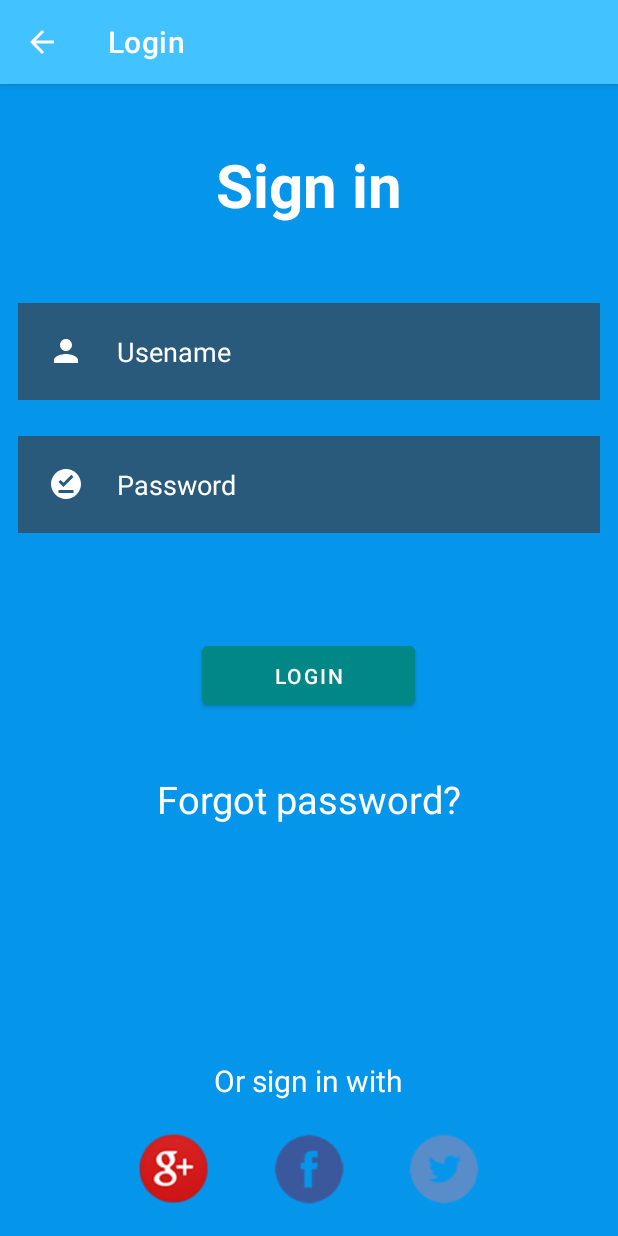
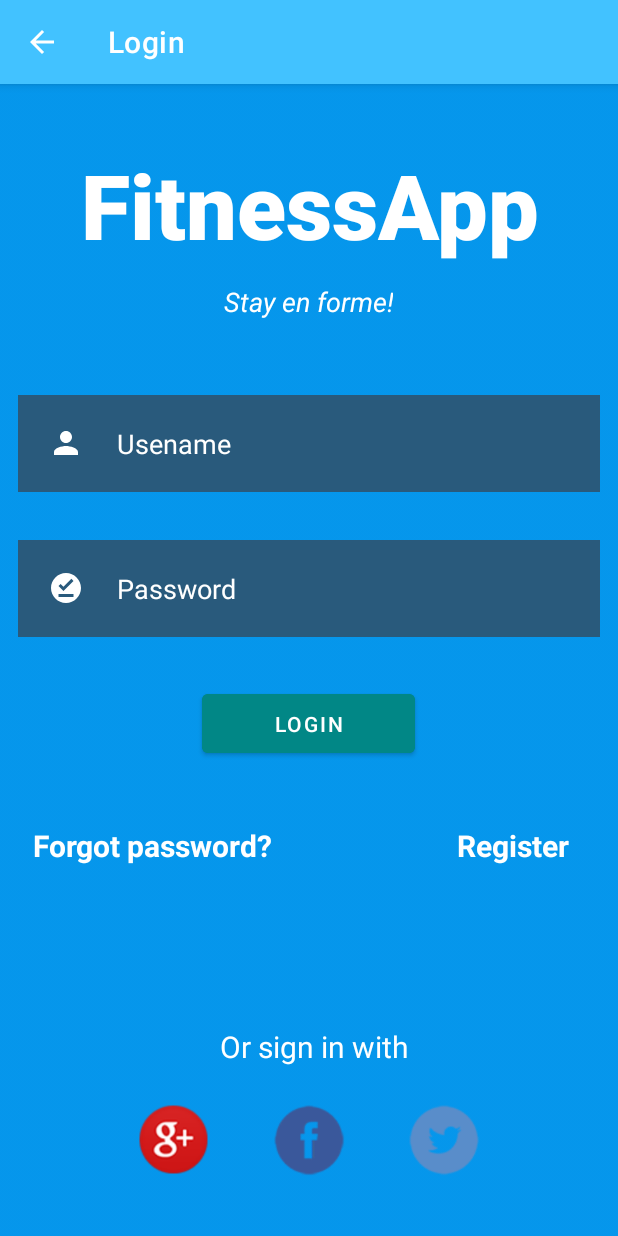
Before and after one commit to vulture990/AndroidProject, an Android app: the LoginActivity screen opened directly, with no data from a screen before it, on a phone screen of 412 x 824 dp. Run offline under Robolectric (Android 15) with nearby library versions, the phone set to English and light mode, and no system bars; our stand-ins replace Firebase (no records; nobody signed in at launch, a user with empty details on screens opened directly).

Commit message:
Adding the registration function and linking the project to firebase database

```diff
--- a/AndroidProject/app/build.gradle
+++ b/AndroidProject/app/build.gradle
@@ -1,5 +1,6 @@
 plugins {
     id 'com.android.application'
+    id 'com.google.gms.google-services'
 }
 
 android {
@@ -32,6 +33,8 @@ dependencies {
     implementation 'androidx.appcompat:appcompat:1.4.1'
     implementation 'com.google.android.material:material:1.5.0'
     implementation 'androidx.constraintlayout:constraintlayout:2.1.3'
+    implementation 'com.google.firebase:firebase-auth:21.0.5'
+    implementation 'com.google.firebase:firebase-database:20.0.5'
     testImplementation 'junit:junit:4.13.2'
     androidTestImplementation 'androidx.test.ext:junit:1.1.3'
     androidTestImplementation 'androidx.test.espresso:espresso-core:3.4.0'
--- a/AndroidProject/app/src/main/java/com/zarkaoui/androidproject/LoginActivity.java
+++ b/AndroidProject/app/src/main/java/com/zarkaoui/androidproject/LoginActivity.java
@@ -1,13 +1,15 @@
 package com.zarkaoui.androidproject;
 
-import androidx.annotation.Nullable;
+import androidx.annotation.NonNull;
 import androidx.appcompat.app.AppCompatActivity;
 
 import android.content.Intent;
 import android.os.Bundle;
+import android.util.Patterns;
 import android.view.View;
-import android.widget.Button;
+import android.widget.EditText;
 import android.widget.ImageView;
+import android.widget.ProgressBar;
 import android.widget.TextView;
 import android.widget.Toast;
 
@@ -16,14 +18,27 @@ import com.google.android.gms.auth.api.signin.GoogleSignInAccount;
 import com.google.android.gms.auth.api.signin.GoogleSignInClient;
 import com.google.android.gms.auth.api.signin.GoogleSignInOptions;
 import com.google.android.gms.common.api.ApiException;
+import com.google.android.gms.tasks.OnCompleteListener;
 import com.google.android.gms.tasks.Task;
 import com.google.android.material.button.MaterialButton;
+import com.google.firebase.auth.AuthResult;
+import com.google.firebase.auth.FirebaseAuth;
+import com.google.firebase.auth.FirebaseUser;
 
-public class LoginActivity extends AppCompatActivity {
+public class LoginActivity extends AppCompatActivity implements View.OnClickListener{
 
     GoogleSignInOptions gso;
     GoogleSignInClient gsc;
     ImageView googleBtn;
+
+    private TextView register;
+
+
+    private MaterialButton loginBtn;
+
+    private ProgressBar progressBar;
+
+
 
     @Override
     protected void onCreate(Bundle savedInstanceState) {
@@ -31,12 +46,18 @@ public class LoginActivity extends AppCompatActivity {
         setContentView(R.layout.activity_login);
 
 
-        TextView username = (TextView) findViewById(R.id.username);
-        TextView password = (TextView) findViewById(R.id.password);
+        //Register :
+        register = (TextView) findViewById(R.id.register);
+        register.setOnClickListener(this);
 
-        MaterialButton loginBtn = findViewById(R.id.loginbtn);
 
-        Intent intent = new Intent(this, UserInformationActivity.class);
+        loginBtn = (MaterialButton) findViewById(R.id.loginBtn);
+        loginBtn.setOnClickListener(this);
+
+
+        progressBar = (ProgressBar) findViewById(R.id.progressBar);
+
+
 
         //Google Sign in :
         gso = new GoogleSignInOptions.Builder(GoogleSignInOptions.DEFAULT_SIGN_IN).requestEmail().build();
@@ -50,18 +71,6 @@ public class LoginActivity extends AppCompatActivity {
             }
         });
 
-        loginBtn.setOnClickListener(new View.OnClickListener() {
-            @Override
-            public void onClick(View view) {
-//                if(username.getText().toString().equals("admin") && password.getText().toString().equals("admin")){
-//                    Toast.makeText(LoginActivity.this, "LOGIN SUCCESSFUL", Toast.LENGTH_SHORT).show();
-//                    startActivity(intent);
-//                } else {
-//                    Toast.makeText(LoginActivity.this, "LOGIN FAILED", Toast.LENGTH_SHORT).show();
-//                }
-                startActivity(intent);
-            }
-        });
     }
 
     public void signIn(){
@@ -88,4 +97,15 @@ public class LoginActivity extends AppCompatActivity {
         Intent intent = new Intent(this, UserInformationActivity.class);
         startActivity(intent);
     }
+
+    @Override
+    public void onClick(View view) {
+        switch (view.getId()) {
+            case R.id.register:
+                startActivity(new Intent(this, RegisterActivity.class));
+                break;
+        }
+    }
+
+
 }
--- a/AndroidProject/app/src/main/java/com/zarkaoui/androidproject/MainActivity.java
+++ b/AndroidProject/app/src/main/java/com/zarkaoui/androidproject/MainActivity.java
@@ -6,6 +6,7 @@ import android.content.Intent;
 import android.os.Bundle;
 import android.view.View;
 import android.widget.Button;
+import android.widget.EditText;
 import android.widget.TextView;
 import android.widget.Toast;
 
--- /dev/null
+++ b/AndroidProject/app/src/main/res/drawable/ic_baseline_email_24.xml
@@ -0,0 +1,5 @@
+<vector android:height="24dp" android:tint="#FFFFFF"
+    android:viewportHeight="24" android:viewportWidth="24"
+    android:width="24dp" xmlns:android="http://schemas.android.com/apk/res/android">
+    <path android:fillColor="@android:color/white" android:pathData="M20,4L4,4c-1.1,0 -1.99,0.9 -1.99,2L2,18c0,1.1 0.9,2 2,2h16c1.1,0 2,-0.9 2,-2L22,6c0,-1.1 -0.9,-2 -2,-2zM20,8l-8,5 -8,-5L4,6l8,5 8,-5v2z"/>
+</vector>
--- /dev/null
+++ b/AndroidProject/app/src/main/res/drawable/ic_baseline_lock_24.xml
@@ -0,0 +1,5 @@
+<vector android:height="24dp" android:tint="#FFFFFF"
+    android:viewportHeight="24" android:viewportWidth="24"
+    android:width="24dp" xmlns:android="http://schemas.android.com/apk/res/android">
+    <path android:fillColor="@android:color/white" android:pathData="M18,8h-1L17,6c0,-2.76 -2.24,-5 -5,-5S7,3.24 7,6v2L6,8c-1.1,0 -2,0.9 -2,2v10c0,1.1 0.9,2 2,2h12c1.1,0 2,-0.9 2,-2L20,10c0,-1.1 -0.9,-2 -2,-2zM12,17c-1.1,0 -2,-0.9 -2,-2s0.9,-2 2,-2 2,0.9 2,2 -0.9,2 -2,2zM15.1,8L8.9,8L8.9,6c0,-1.71 1.39,-3.1 3.1,-3.1 1.71,0 3.1,1.39 3.1,3.1v2z"/>
+</vector>
--- a/AndroidProject/app/src/main/res/layout/activity_login.xml
+++ b/AndroidProject/app/src/main/res/layout/activity_login.xml
@@ -8,26 +8,45 @@
     tools:context=".MainActivity">
 
     <TextView
-        android:id="@+id/signin"
+        android:id="@+id/banner"
         android:layout_width="match_parent"
         android:layout_height="wrap_content"
         android:layout_marginStart="40dp"
         android:layout_marginTop="40dp"
         android:layout_marginEnd="40dp"
-        android:layout_marginBottom="40dp"
+        android:layout_marginBottom="10dp"
         android:gravity="center"
-        android:text="Sign in"
+        android:text="FitnessApp"
+        android:textSize="60sp"
+        android:textAlignment="center"
+        android:textStyle="bold"
+        android:fontFamily="sans-serif-black"
         android:textColor="@color/white"
-        android:textSize="40dp"
-        android:textStyle="bold" />
+         />
+
+    <TextView
+        android:id="@+id/bannerDescription"
+        android:layout_width="wrap_content"
+        android:layout_height="wrap_content"
+        android:layout_below="@+id/banner"
+        android:layout_alignParentEnd="true"
+        android:layout_marginTop="2dp"
+        android:layout_marginEnd="150dp"
+        android:text="Stay en forme!"
+        android:textAlignment="center"
+        android:textColor="@color/white"
+        android:textSize="18sp"
+        android:textStyle="italic"
+        app:layout_constraintLeft_toLeftOf="parent"
+        app:layout_constraintRight_toRightOf="parent" />
 
     <EditText
         android:id="@+id/username"
         android:layout_width="match_parent"
         android:layout_height="wrap_content"
-        android:layout_below="@id/signin"
+        android:layout_below="@id/bannerDescription"
         android:layout_marginStart="12dp"
-        android:layout_marginTop="12dp"
+        android:layout_marginTop="50dp"
         android:layout_marginEnd="12dp"
         android:layout_marginBottom="12dp"
         android:background="#99413232"
@@ -44,7 +63,7 @@
         android:layout_height="wrap_content"
         android:layout_below="@id/username"
         android:layout_marginStart="12dp"
-        android:layout_marginTop="12dp"
+        android:layout_marginTop="20dp"
         android:layout_marginEnd="12dp"
         android:layout_marginBottom="12dp"
         android:background="#99413232"
@@ -57,13 +76,13 @@
         android:textColorHint="@color/white" />
 
     <com.google.android.material.button.MaterialButton
-        android:id="@+id/loginbtn"
+        android:id="@+id/loginBtn"
         android:layout_width="142dp"
         android:layout_height="wrap_content"
         android:layout_below="@id/password"
         android:layout_centerHorizontal="true"
         android:layout_marginStart="22dp"
-        android:layout_marginTop="57dp"
+        android:layout_marginTop="20dp"
         android:layout_marginEnd="22dp"
         android:layout_marginBottom="22dp"
         android:backgroundTint="@color/teal_700"
@@ -71,56 +90,93 @@
         android:text="Login" />
 
     <TextView
-        android:id="@+id/forgetpassword"
-        android:layout_width="wrap_content"
-        android:layout_height="wrap_content"
-        android:layout_below="@id/loginbtn"
-        android:layout_centerHorizontal="true"
+        android:id="@+id/forgotPassword"
+        android:layout_width="207dp"
+        android:layout_height="51dp"
+        android:layout_below="@id/loginBtn"
         android:layout_marginStart="22dp"
-        android:layout_marginTop="17dp"
-        android:layout_marginEnd="22dp"
-        android:layout_marginBottom="22dp"
+        android:layout_marginTop="20dp"
+        android:layout_marginRight="2dp"
+        android:layout_marginBottom="20dp"
         android:text="Forgot password?"
         android:textColor="@color/white"
-        android:textSize="25dp" />
+        android:textSize="20dp"
+        android:textStyle="bold" />
+
+    <TextView
+        android:id="@+id/register"
+        android:layout_width="131dp"
+        android:layout_height="wrap_content"
+        android:layout_below="@+id/loginBtn"
+        android:layout_alignParentStart="true"
+        android:layout_alignParentEnd="true"
+        android:layout_marginStart="276dp"
+        android:layout_marginTop="20dp"
+        android:layout_marginEnd="4dp"
+        android:layout_marginBottom="20dp"
+        android:gravity="center"
+        android:text="Register"
+        android:textColor="@color/white"
+        android:textSize="20dp"
+        android:textStyle="bold"
+        app:layout_constraintTop_toBottomOf="@id/forgotPassword" />
+
 
     <TextView
         android:id="@+id/sociallogin"
         android:layout_width="wrap_content"
-        android:layout_height="wrap_content"
+        android:layout_height="40dp"
         android:layout_above="@id/socials"
-        android:layout_centerHorizontal="true"
+        android:layout_alignParentStart="true"
+        android:layout_alignParentEnd="true"
+        android:layout_marginStart="130dp"
+        android:layout_marginEnd="123dp"
+        android:layout_marginBottom="-9dp"
         android:text="Or sign in with"
+        android:textAlignment="center"
         android:textColor="@color/white"
-        android:textSize="20dp"/>
+        android:textSize="20dp" />
+
     <LinearLayout
+        android:id="@+id/socials"
         android:layout_width="match_parent"
         android:layout_height="wrap_content"
-        android:id="@+id/socials"
         android:layout_alignParentBottom="true"
+        android:layout_marginBottom="19dp"
         android:gravity="center">
 
         <ImageView
+            android:id="@+id/googleBtn"
             android:layout_width="50dp"
             android:layout_height="50dp"
-            android:id="@+id/googleBtn"
             android:layout_margin="20dp"
-            android:src="@drawable/googleplus_icon"
-            />
+            android:src="@drawable/googleplus_icon" />
 
         <ImageView
             android:layout_width="50dp"
             android:layout_height="50dp"
             android:layout_margin="20dp"
-            android:src="@drawable/facebook_icon"
-            />
+            android:src="@drawable/facebook_icon" />
 
         <ImageView
             android:layout_width="50dp"
             android:layout_height="50dp"
             android:layout_margin="20dp"
-            android:src="@drawable/twitter_icon"
-            />
+            android:src="@drawable/twitter_icon" />
 
     </LinearLayout>
+
+    <ProgressBar
+        android:id="@+id/progressBar"
+        android:layout_width="wrap_content"
+        android:layout_height="wrap_content"
+        style="?android:attr/progressBarStyleLarge"
+        android:layout_centerInParent="true"
+        android:visibility="gone"
+        tools:ignore="MissingConstraints"
+        app:layout_constraintTop_toTopOf="parent"
+        app:layout_constraintBottom_toBottomOf="parent"
+        app:layout_constraintLeft_toLeftOf="parent"
+        app:layout_constraintRight_toRightOf="parent"
+        />
 </RelativeLayout>
--- a/AndroidProject/build.gradle
+++ b/AndroidProject/build.gradle
@@ -1,4 +1,8 @@
-// Top-level build file where you can add configuration options common to all sub-projects/modules.
+buildscript {
+    dependencies {
+        classpath 'com.google.gms:google-services:4.3.10'
+    }
+}// Top-level build file where you can add configuration options common to all sub-projects/modules.
 plugins {
     id 'com.android.application' version '7.1.2' apply false
     id 'com.android.library' version '7.1.2' apply false
```
Also changed, not shown: AndroidProject/app/src/main/AndroidManifest.xml (+11 -5 lines), AndroidProject/app/src/main/java/com/zarkaoui/androidproject/RegisterActivity.java (added, +140 -0 lines), AndroidProject/app/src/main/java/com/zarkaoui/androidproject/User.java (added, +16 -0 lines), AndroidProject/app/src/main/res/layout/activity_register.xml (added, +142 -0 lines), AndroidProject/gradle/wrapper/gradle-wrapper.properties, 3 other files.
